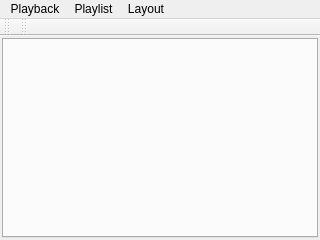
vitamin-caig/zxtune, file apps/zxtune-qt/ui/mainwindow.ui: the form before one commit.
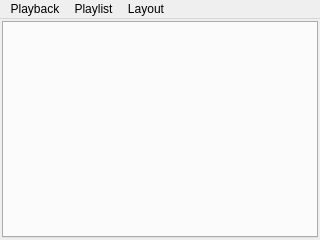
The form after the commit. Icons and pictures are not drawn.

Commit message: zxtune-qt: GUI changes.

```diff
--- a/apps/zxtune-qt/ui/mainwindow.ui
+++ b/apps/zxtune-qt/ui/mainwindow.ui
@@ -81,46 +81,6 @@
    <addaction name="menuPlaylist"/>
    <addaction name="menuLayout"/>
   </widget>
-  <widget class="QToolBar" name="controlToolbar">
-   <property name="sizePolicy">
-    <sizepolicy hsizetype="Maximum" vsizetype="MinimumExpanding">
-     <horstretch>0</horstretch>
-     <verstretch>0</verstretch>
-    </sizepolicy>
-   </property>
-   <property name="windowTitle">
-    <string>toolBar</string>
-   </property>
-   <property name="allowedAreas">
-    <set>Qt::TopToolBarArea</set>
-   </property>
-   <property name="floatable">
-    <bool>false</bool>
-   </property>
-   <attribute name="toolBarArea">
-    <enum>TopToolBarArea</enum>
-   </attribute>
-   <attribute name="toolBarBreak">
-    <bool>false</bool>
-   </attribute>
-  </widget>
-  <widget class="QToolBar" name="seekToolbar">
-   <property name="windowTitle">
-    <string>toolBar</string>
-   </property>
-   <property name="allowedAreas">
-    <set>Qt::TopToolBarArea</set>
-   </property>
-   <property name="floatable">
-    <bool>false</bool>
-   </property>
-   <attribute name="toolBarArea">
-    <enum>TopToolBarArea</enum>
-   </attribute>
-   <attribute name="toolBarBreak">
-    <bool>false</bool>
-   </attribute>
-  </widget>
   <action name="actionPlay">
    <property name="text">
     <string>Play</string>
```
Left out of the diff: 45 changed lines with no effect on the pictures. The commit also changes 3 other files.
